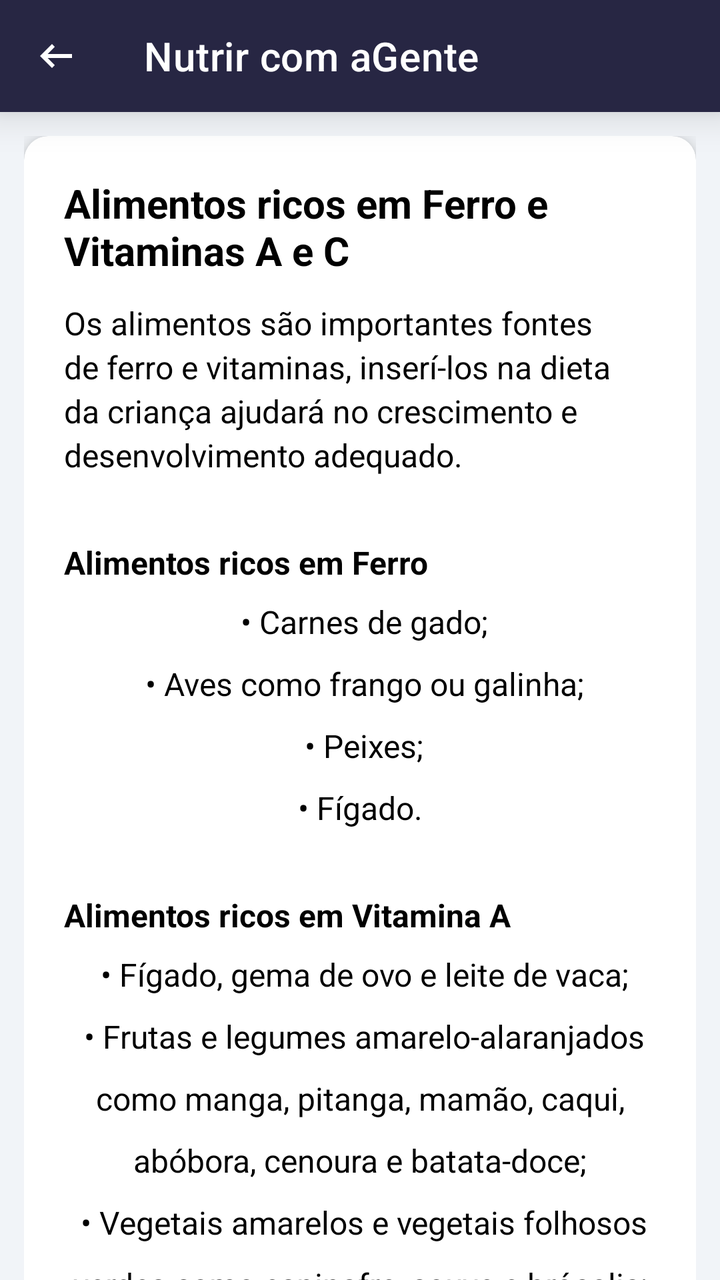
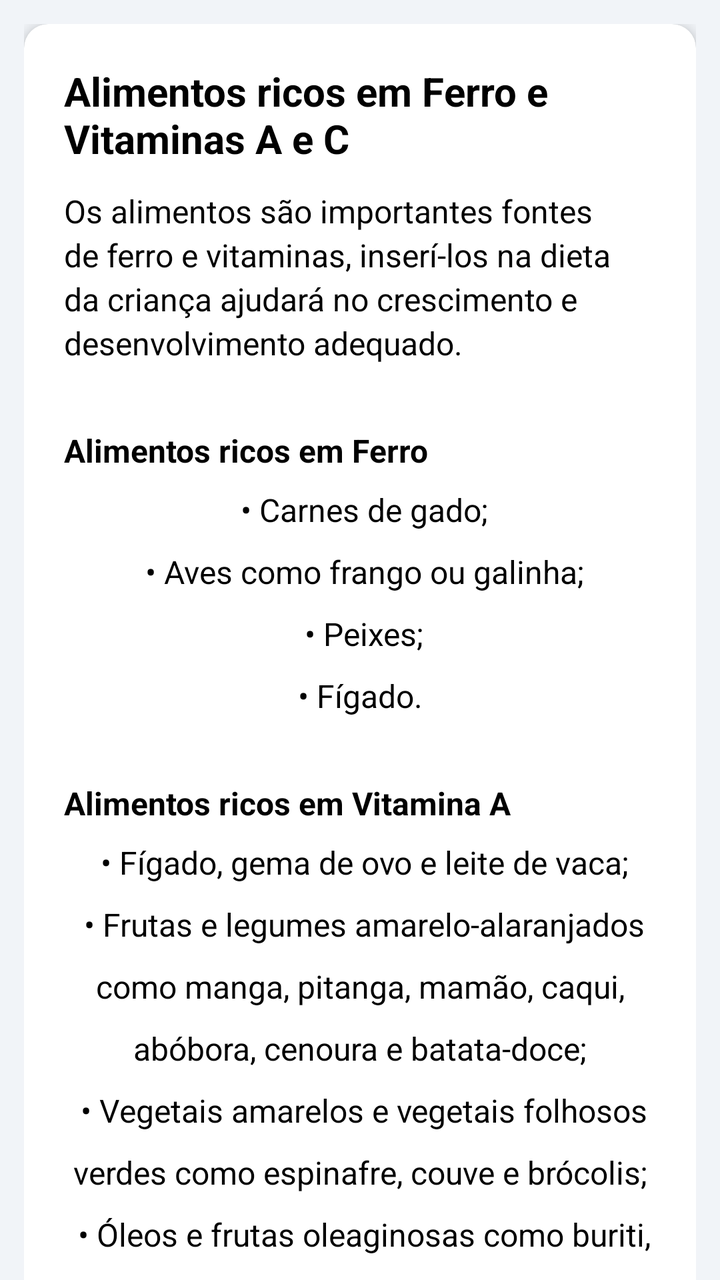

Compare the two renders of this Android layout. The source of the first and the diff that turns it into the second are given below.
<!-- AndroidManifest.xml: application theme Theme.NutrirAGente -->
<!-- res/layout/vitamin_rich_foods.xml -->
<?xml version="1.0" encoding="utf-8"?>
<androidx.coordinatorlayout.widget.CoordinatorLayout xmlns:android="http://schemas.android.com/apk/res/android"
    xmlns:app="http://schemas.android.com/apk/res-auto"
    android:layout_width="match_parent"
    android:layout_height="match_parent"
    android:background="@color/gray">

    
    <com.google.android.material.appbar.AppBarLayout
        android:layout_width="match_parent"
        android:layout_height="wrap_content"
        android:background="@color/blue_toolbar"
        app:elevation="12dp">

        <androidx.appcompat.widget.Toolbar
            android:id="@+id/toolbar"
            android:layout_width="match_parent"
            app:navigationIcon="@drawable/ic_arrow_back"
            android:layout_height="?attr/actionBarSize"
            app:title="@string/app_name"
            app:titleTextColor="@android:color/white" />

    </com.google.android.material.appbar.AppBarLayout>


    <androidx.core.widget.NestedScrollView
        android:layout_width="match_parent"
        android:layout_height="match_parent"
        app:layout_behavior="@string/appbar_scrolling_view_behavior">

        <LinearLayout
            android:layout_width="match_parent"
            android:layout_height="wrap_content"
            android:orientation="vertical"
            android:padding="12dp">

            <androidx.cardview.widget.CardView
                android:layout_width="match_parent"
                android:layout_height="wrap_content"
                android:layout_marginBottom="16dp"
                app:cardCornerRadius="12dp"
                app:cardElevation="4dp">

                <LinearLayout
                    android:layout_width="match_parent"
                    android:layout_height="wrap_content"
                    android:orientation="vertical"
                    android:padding="20dp">

                    
                    <TextView
                        android:layout_width="wrap_content"
                        android:layout_height="wrap_content"
                        android:layout_marginBottom="12dp"
                        android:text="@string/vitamin_rich_foods_title"
                        android:textColor="@android:color/black"
                        android:textSize="20sp"
                        android:textStyle="bold" />


                    <TextView
                        android:layout_width="match_parent"
                        android:layout_height="wrap_content"
                        android:layout_marginBottom="32dp"
                        android:lineSpacingExtra="3dp"
                        android:textColor="@color/black"
                        android:text="@string/about_rich_foods"
                        android:textSize="16sp" />

                    <TextView
                        android:layout_width="match_parent"
                        android:layout_height="wrap_content"
                        android:layout_marginBottom="8dp"
                        android:lineSpacingExtra="3dp"
                        android:textStyle="bold"
                        android:textColor="@color/black"
                        android:text="@string/iron_rich_foods"
                        android:textSize="16sp" />



                    <TextView
                        android:layout_width="match_parent"
                        android:layout_height="wrap_content"
                        android:layout_marginBottom="32dp"
                        android:textAlignment="center"
                        android:lineSpacingExtra="12dp"
                        android:textColor="@color/black"
                        android:text="@string/iron_rich_foods_list"
                        android:textSize="16sp" />

                    <TextView
                        android:layout_width="match_parent"
                        android:layout_height="wrap_content"
                        android:layout_marginBottom="8dp"
                        android:lineSpacingExtra="3dp"
                        android:textStyle="bold"
                        android:textColor="@color/black"
                        android:text="@string/vitamin_A_rich_foods"
                        android:textSize="16sp" />


                    <TextView
                        android:layout_width="match_parent"
                        android:layout_height="wrap_content"
                        android:textAlignment="center"
                        android:layout_marginBottom="32dp"
                        android:lineSpacingExtra="12dp"
                        android:textColor="@color/black"
                        android:text="@string/vitamin_A_rich_foods_list"
                        android:textSize="16sp" />

                    <TextView
                        android:layout_width="match_parent"
                        android:layout_height="wrap_content"
                        android:layout_marginBottom="32dp"
                        android:lineSpacingExtra="3dp"
                        android:textStyle="bold"
                        android:textColor="@color/black"
                        android:text="@string/vitamin_C_rich_foods"
                        android:textSize="16sp" />

                    <TextView
                        android:layout_width="match_parent"
                        android:layout_height="wrap_content"
                        android:textAlignment="center"
                        android:layout_marginBottom="8dp"
                        android:lineSpacingExtra="12dp"
                        android:textColor="@color/black"
                        android:text="@string/vitamin_C_rich_foods_list"
                        android:textSize="16sp" />

                    <TextView
                        android:layout_width="match_parent"
                        android:layout_height="wrap_content"
                        android:textAlignment="textStart"
                        android:layout_marginTop="16dp"
                        android:padding="16dp"
                        android:text="@string/when_to_offer"
                        android:textColor="@color/black"
                        android:textSize="16sp"
                        android:lineSpacingExtra="3dp" />



                </LinearLayout>
            </androidx.cardview.widget.CardView>

        </LinearLayout>
    </androidx.core.widget.NestedScrollView>

</androidx.coordinatorlayout.widget.CoordinatorLayout>
<!-- resources referenced by this layout -->
<resources>
  <color name="black">#FF000000</color>
  <color name="blue_toolbar">#272643</color>
  <color name="gray">#F1F4F8</color>
  <!-- drawable ic_arrow_back (drawable) -->
  <vector xmlns:android="http://schemas.android.com/apk/res/android" android:autoMirrored="true" android:height="24dp" android:tint="@color/white" android:viewportHeight="960" android:viewportWidth="960" android:width="24dp">
        
      <path android:fillColor="@android:color/white" android:pathData="M400,720L160,480L400,240L456,298L314,440L800,440L800,520L314,520L456,662L400,720Z"/>
      
  </vector>
  <string name="about_rich_foods"><p>Os alimentos são importantes fontes de ferro e vitaminas, inserí-los na dieta da criança ajudará no crescimento e desenvolvimento adequado.</p></string>
  <string name="app_name">Nutrir com aGente</string>
  <string name="iron_rich_foods">Alimentos ricos em Ferro</string>"&gt;
  <string name="iron_rich_foods_list">
          
          • Carnes de gado;\n
          • Aves como frango ou galinha;\n
          • Peixes;\n
          • Fígado.
          
      </string>
  <string name="vitamin_A_rich_foods">Alimentos ricos em Vitamina A</string>
  <string name="vitamin_A_rich_foods_list">
          
          • Fígado, gema de ovo e leite de vaca;\n
          • Frutas e legumes amarelo-alaranjados como manga, pitanga, mamão, caqui, abóbora, cenoura e batata-doce;\n
          • Vegetais amarelos e vegetais folhosos verdes como espinafre, couve e brócolis;\n
          • Óleos e frutas oleaginosas como buriti, pupunha, dendê e pequi.
          
      </string>
  <string name="vitamin_C_rich_foods">Alimentos ricos em Vitamina C</string>
  <string name="vitamin_C_rich_foods_list">
          
          • Laranja, limão e abacaxi;\n
          • Tomate, acerola, goiaba, kiwi e manga.
          
      </string>
  <string name="vitamin_rich_foods_title">Alimentos ricos em Ferro e Vitaminas A e C</string>"&gt;
  <string name="when_to_offer"><p>Os <b>alimentos ricos em vitamina C devem ser oferecidos junto à refeição principal</b> ou após a refeição para <b>aumentar a absorção do ferro</b>.</p></string>
  <style name="Theme.NutrirAGente" parent="Theme.MaterialComponents.Light.NoActionBar">
          
          <item name="colorPrimary">@color/purple_500</item>
          <item name="colorPrimaryVariant">@color/blue_toolbar</item>
          <item name="colorOnPrimary">@color/white</item>
          <item name="colorOnPrimaryFixedVariant">@color/blue_toolbar</item>
          
          <item name="colorSecondary">@color/teal_200</item>
          <item name="colorSecondaryVariant">@color/teal_700</item>
          <item name="colorOnSecondary">@color/black</item>
          
          <item name="android:statusBarColor">@color/blue_toolbar</item>
          
      </style>
  <color name="white">#FFFFFFFF</color>
  <color name="purple_500">#FF6200EE</color>
  <color name="teal_200">#FF03DAC5</color>
  <color name="teal_700">#FF018786</color>
</resources>

<!-- the commit's change to res/layout/vitamin_rich_foods.xml (unified diff, before → after) -->
@@ -6,21 +6,7 @@
     android:background="@color/gray">
 
     
-    <com.google.android.material.appbar.AppBarLayout
-        android:layout_width="match_parent"
-        android:layout_height="wrap_content"
-        android:background="@color/blue_toolbar"
-        app:elevation="12dp">
 
-        <androidx.appcompat.widget.Toolbar
-            android:id="@+id/toolbar"
-            android:layout_width="match_parent"
-            app:navigationIcon="@drawable/ic_arrow_back"
-            android:layout_height="?attr/actionBarSize"
-            app:title="@string/app_name"
-            app:titleTextColor="@android:color/white" />
-
-    </com.google.android.material.appbar.AppBarLayout>
 
 
     <androidx.core.widget.NestedScrollView
<!-- resource entries referenced after the edit -->
@@ -3,14 +3,7 @@
   <color name="black">#FF000000</color>
   <color name="blue_toolbar">#272643</color>
   <color name="gray">#F1F4F8</color>
-  <!-- drawable ic_arrow_back (drawable) -->
-  <vector xmlns:android="http://schemas.android.com/apk/res/android" android:autoMirrored="true" android:height="24dp" android:tint="@color/white" android:viewportHeight="960" android:viewportWidth="960" android:width="24dp">
-        
-      <path android:fillColor="@android:color/white" android:pathData="M400,720L160,480L400,240L456,298L314,440L800,440L800,520L314,520L456,662L400,720Z"/>
-      
-  </vector>
   <string name="about_rich_foods"><p>Os alimentos são importantes fontes de ferro e vitaminas, inserí-los na dieta da criança ajudará no crescimento e desenvolvimento adequado.</p></string>
-  <string name="app_name">Nutrir com aGente</string>
   <string name="iron_rich_foods">Alimentos ricos em Ferro</string>"&gt;
   <string name="iron_rich_foods_list">
           
